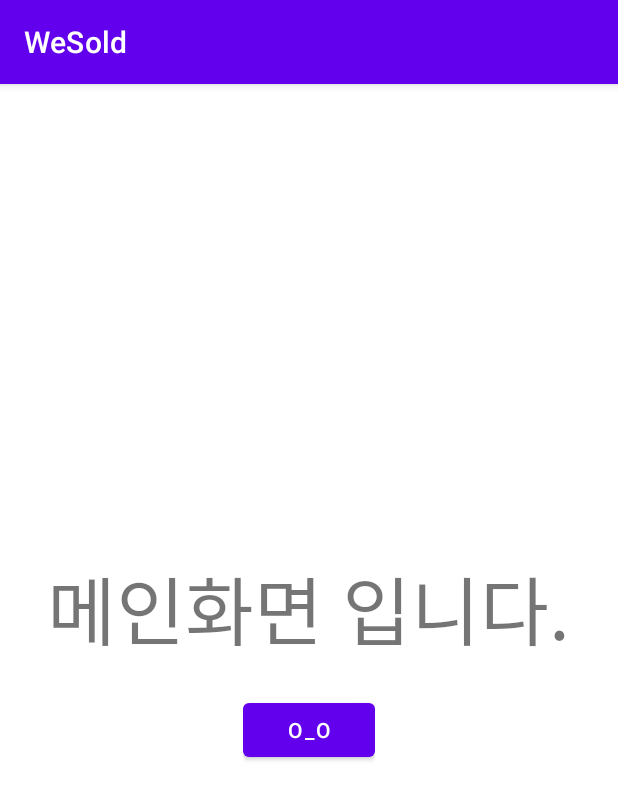
After one commit to hjss705/WeSold, an Android app: the Sub2Activity screen opened directly, with no data from a screen before it, on a phone screen of 412 x 824 dp. The commit adds this screen. Shown: the top 800 px of the screen. Run offline under Robolectric (Android 15) with nearby library versions, the phone set to English and light mode, and no system bars.

Commit message:
2021-12-21 commit!

```diff
--- a/app/src/main/AndroidManifest.xml
+++ b/app/src/main/AndroidManifest.xml
@@ -13,6 +13,9 @@
             android:name=".SubActivity"
             android:exported="true" />
         <activity
+            android:name=".Sub2Activity"
+            android:exported="true" />
+        <activity
             android:name=".MainActivity"
             android:exported="true" >
             <intent-filter>
--- /dev/null
+++ b/app/src/main/java/com/example/wesold/Sub2Activity.java
@@ -0,0 +1,12 @@
+package com.example.wesold;
+
+import android.os.Bundle;
+import androidx.annotation.Nullable;
+import androidx.appcompat.app.AppCompatActivity;
+public class Sub2Activity extends AppCompatActivity {
+    @Override
+    protected void onCreate(@Nullable Bundle savedInstanceState) {
+        super.onCreate(savedInstanceState);
+        setContentView(R.layout.activity_detailmain);
+    }
+}
--- a/app/src/main/java/com/example/wesold/SubActivity.java
+++ b/app/src/main/java/com/example/wesold/SubActivity.java
@@ -1,7 +1,11 @@
 package com.example.wesold;
 
 
+import android.content.Intent;
 import android.os.Bundle;
+import android.view.View;
+import android.widget.Button;
+
 import androidx.annotation.Nullable;
 import androidx.appcompat.app.AppCompatActivity;
 public class SubActivity extends AppCompatActivity {
@@ -9,5 +13,16 @@ public class SubActivity extends AppCompatActivity {
     protected void onCreate(@Nullable Bundle savedInstanceState) {
         super.onCreate(savedInstanceState);
         setContentView(R.layout.activity_login);
+
+        //닉네임규정 버튼 클릭시 액티비티 전환
+        Button name_rule_btn = (Button) findViewById(R.id.login_main);
+        name_rule_btn.setOnClickListener(new View.OnClickListener(){
+            @Override
+            public void onClick(View view){
+                Intent intent = new Intent(getApplicationContext(), Sub2Activity.class);
+                startActivity(intent);
+            }
+        });
+
     }
 }
--- /dev/null
+++ b/app/src/main/res/layout/activity_detailmain.xml
@@ -0,0 +1,30 @@
+
+<LinearLayout xmlns:android="http://schemas.android.com/apk/res/android"
+    xmlns:app="http://schemas.android.com/apk/res-auto"
+    xmlns:tools="http://schemas.android.com/tools"
+    android:layout_width="match_parent"
+    android:layout_height="match_parent"
+    android:orientation="vertical"
+    android:gravity="center"
+    tools:context=".MainActivity">
+    <TextView
+        android:layout_width="wrap_content"
+        android:layout_height="wrap_content"
+        android:text="메인화면 입니다."
+        android:textSize="50dp"/>
+
+
+    <LinearLayout
+        android:layout_marginTop="20dp"
+        android:layout_gravity="center"
+        android:layout_width="wrap_content"
+        android:layout_height="wrap_content">
+        <Button
+            android:id="@+id/btn1"
+            android:layout_width="wrap_content"
+            android:layout_height="wrap_content"
+            android:text="O_O"/>
+
+
+    </LinearLayout>
+</LinearLayout>
--- a/app/src/main/res/layout/activity_login.xml
+++ b/app/src/main/res/layout/activity_login.xml
@@ -46,6 +46,7 @@
 
 
     <Button
+        android:id="@+id/login_main"
         android:layout_width="300dp"
         android:layout_height="50dp"
         android:background="@drawable/btn_blue2"
```
